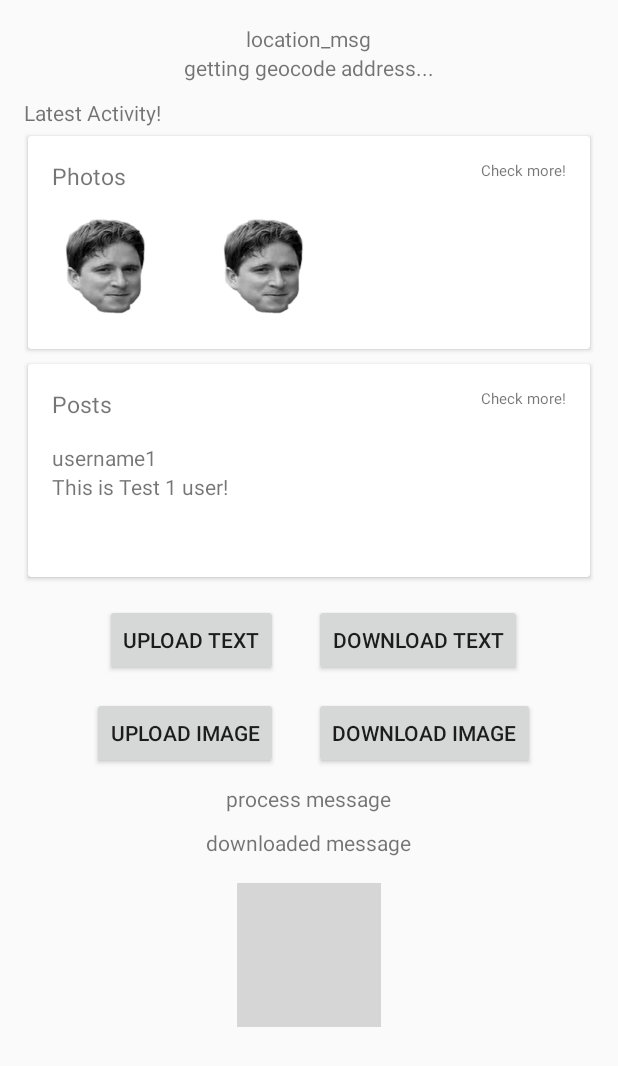
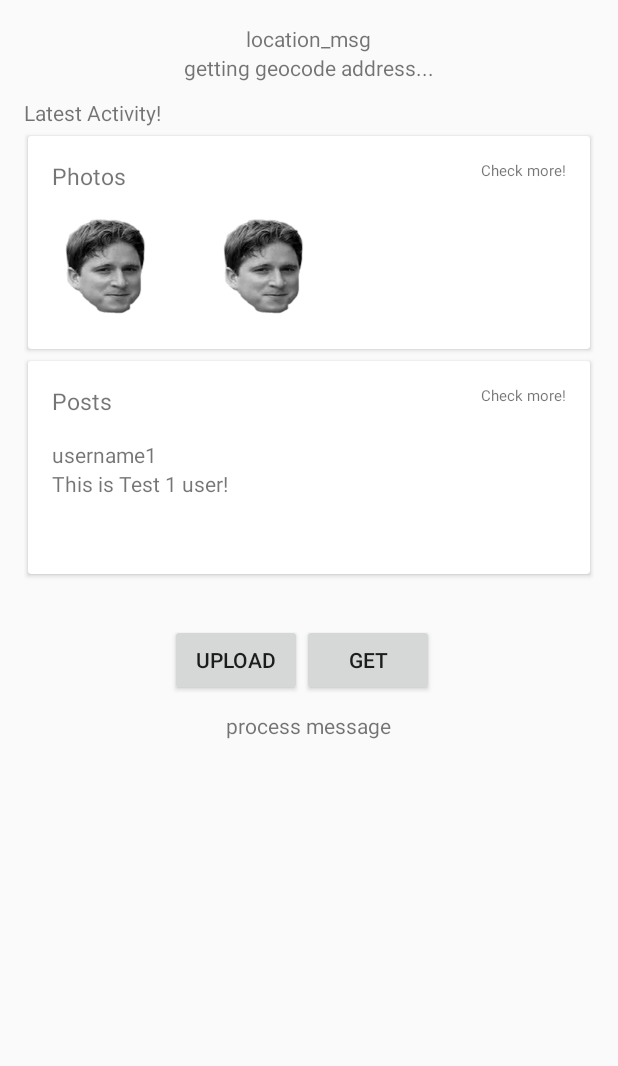
Before and after one commit to GokulapriyaM/loco, an Android app: the screen it shows after launch once a user with an empty profile is signed in (StartActivity), on a phone screen of 412 x 824 dp. Shown: the top 1066 px of the screen. Run offline under Robolectric (Android 15) with nearby library versions, the phone set to English and light mode, and no system bars; our stand-ins replace Firebase (no records; nobody signed in at launch, a user with empty details on screens opened directly); grey boxes are pictures that could not be loaded.

Commit message:
added DatabaseAction class to simplify code for getting stuff from database and integrated stuff from DatabaseTestingActivity into StartActivity, and the UI

```diff
--- a/app/src/main/java/android/duke290/com/loco/DatabaseTestingActivity.java
+++ b/app/src/main/java/android/duke290/com/loco/DatabaseTestingActivity.java
@@ -130,7 +130,7 @@ public class DatabaseTestingActivity extends AppCompatActivity {
                 mCurrentLocation.getLongitude(), "420 Chapel Drive",
                 "image", "cool beans 3", image_storage_path);
 
-        // upload file
+        // upload test file
 
         resetReceivedCloudItems();
         AssetManager assetManager = getAssets();
--- a/app/src/main/res/layout/activity_location.xml
+++ b/app/src/main/res/layout/activity_start.xml
@@ -96,10 +96,10 @@
         xmlns:card_view="http://schemas.android.com/apk/res-auto"
         android:layout_width="match_parent"
         android:layout_height="150dp"
-        android:layout_marginTop="2dip"
+        card_view:cardUseCompatPadding="true"
+        android:id="@+id/cvposts"
         android:layout_below="@+id/cvphotos"
-        card_view:cardUseCompatPadding="true"
-        android:id="@+id/cvposts">
+        android:layout_alignParentStart="true">
         <RelativeLayout
             android:layout_width="match_parent"
             android:layout_height="wrap_content"
@@ -139,72 +139,32 @@
         </RelativeLayout>
     </android.support.v7.widget.CardView>
 
-    <Button
-        android:id="@+id/upload_button"
-        android:layout_width="wrap_content"
-        android:layout_height="wrap_content"
-        android:layout_marginTop="14dp"
-        android:onClick="uploadTextClick"
-        android:text="Upload Text"
-        android:layout_below="@+id/cvposts"
-        android:layout_alignEnd="@+id/button2" />
-
-    <Button
-        android:id="@+id/download_button"
-        android:layout_width="wrap_content"
-        android:layout_height="wrap_content"
-        android:onClick="downloadTextClick"
-        android:text="Download Text"
-        android:layout_alignBaseline="@+id/upload_button"
-        android:layout_alignBottom="@+id/upload_button"
-        android:layout_alignStart="@+id/button3" />
-
     <TextView
         android:id="@+id/process_msg"
         android:layout_width="wrap_content"
         android:layout_height="wrap_content"
         android:text="process message"
-        android:layout_below="@+id/button2"
-        android:layout_centerHorizontal="true"
-        android:layout_marginTop="10dp" />
-
-    <TextView
-        android:id="@+id/downloaded_msg"
-        android:layout_width="wrap_content"
-        android:layout_height="wrap_content"
-        android:text="downloaded message"
-        android:layout_below="@+id/process_msg"
+        android:layout_below="@+id/upload_button"
         android:layout_centerHorizontal="true"
         android:layout_marginTop="10dp" />
 
     <Button
-        android:id="@+id/button2"
+        android:id="@+id/upload_button"
         android:layout_width="wrap_content"
         android:layout_height="wrap_content"
-        android:onClick="uploadImageClick"
-        android:text="Upload Image"
-        android:layout_marginTop="14dp"
-        android:layout_marginStart="45dp"
-        android:layout_below="@+id/upload_button"
-        android:layout_alignParentStart="true" />
+        android:layout_marginTop="29dp"
+        android:onClick="uploadClick"
+        android:text="Upload"
+        android:layout_below="@+id/cvposts"
+        android:layout_toStartOf="@+id/get_button" />
 
     <Button
-        android:id="@+id/button3"
+        android:id="@+id/get_button"
         android:layout_width="wrap_content"
         android:layout_height="wrap_content"
-        android:onClick="downloadImageClick"
-        android:text="Download Image"
+        android:text="Get"
+        android:onClick="getClick"
         android:layout_above="@+id/process_msg"
-        android:layout_toEndOf="@+id/button2"
-        android:layout_marginStart="24dp" />
-
-    <ImageView
-        android:id="@+id/downloaded_image"
-        android:layout_width="wrap_content"
-        android:layout_height="wrap_content"
-        app:srcCompat="@drawable/cast_album_art_placeholder"
-        android:layout_marginTop="17dp"
-        android:layout_below="@+id/downloaded_msg"
-        android:layout_centerHorizontal="true" />
+        android:layout_alignEnd="@+id/address_msg" />
 
 </RelativeLayout>
```
Also changed, not shown: app/src/main/java/android/duke290/com/loco/DatabaseAction.java (added, +75 -0 lines), app/src/main/java/android/duke290/com/loco/StartActivity.java (+156 -126 lines).
